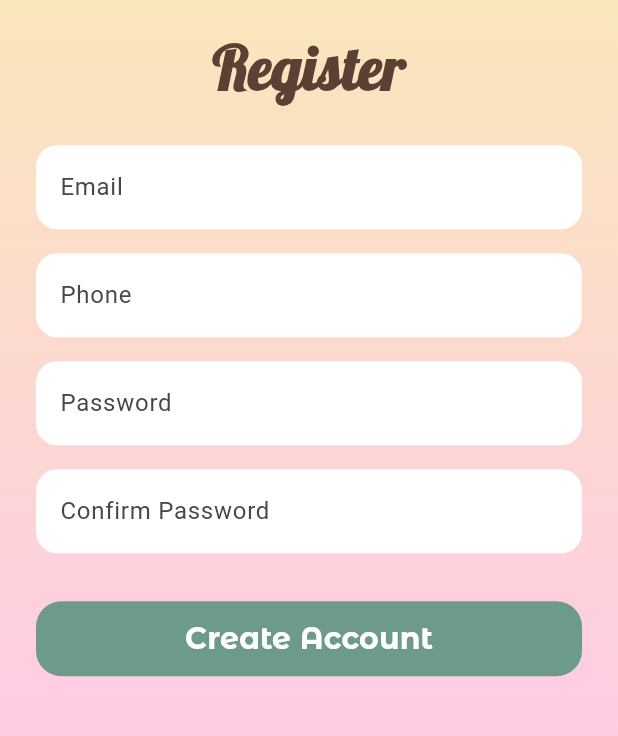
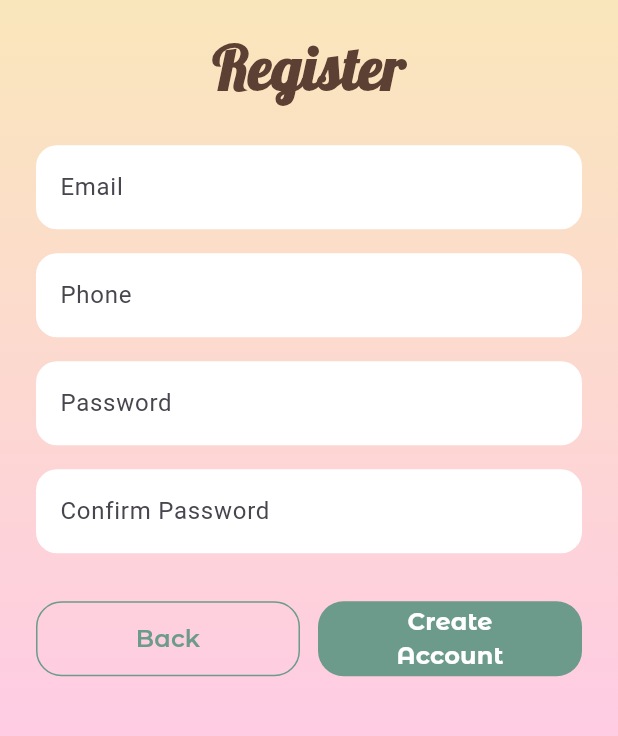
Before and after one commit to NIIIIIINO/Smart_Cat_Water_Bowl, a Flutter app: the RegisterPage screen opened by its route, on a phone screen of 412 x 824 dp, the part 430-1166 px from its top. Run offline on Flutter 3.47's test engine with Material 3 defaults, Android fonts, the phone set to English and light mode, and no system bars; our stand-ins replace cloud_firestore, firebase_auth, firebase_core, firebase_storage, image_picker; accounts and stored records are empty; project files that could hold a hidden picture were left out.

Commit message:
Update register_page.dart

```diff
--- a/smart_cat_water_bowl/lib/pages/register_page.dart
+++ b/smart_cat_water_bowl/lib/pages/register_page.dart
@@ -59,7 +59,7 @@ class _RegisterPageState extends State<RegisterPage> {
         });
       }
 
-      Navigator.pushReplacementNamed(context, '/home');
+      Navigator.pushReplacementNamed(context, '/');
     } on FirebaseAuthException catch (e) {
       ScaffoldMessenger.of(
         context,
@@ -82,12 +82,10 @@ class _RegisterPageState extends State<RegisterPage> {
                 mainAxisSize: MainAxisSize.min,
                 crossAxisAlignment: CrossAxisAlignment.center,
                 children: [
-                  // 🖼️ โลโก้ (อยู่บนคำว่า Register)
                   Image.asset('assets/images/logo.png', height: 200),
 
                   const SizedBox(height: 16),
 
-                  // ===== Title =====
                   const Text(
                     'Register',
                     style: TextStyle(
@@ -163,8 +161,44 @@ class _RegisterPageState extends State<RegisterPage> {
 
                   const SizedBox(height: 32),
 
-                  SizedBox(
-                    width: double.infinity,
+                  // 🔹 ปุ่ม Back + Create Account (50 / 50)
+                  Row(
+                    children: [
+                      // ===== Back =====
+                      Expanded(
+                        child: SizedBox(
+                          height: 50,
+                          child: OutlinedButton(
+                            onPressed: () {
+                              Navigator.pushReplacementNamed(
+                                context,
+                                '/welcome',
+                              );
+                            },
+                            style: OutlinedButton.styleFrom(
+                              side: const BorderSide(color: Color(0xFF6C9A8B)),
+                              shape: RoundedRectangleBorder(
+                                borderRadius: BorderRadius.circular(17),
+                              ),
+                            ),
+                            child: const Text(
+                              'Back',
+                              style: TextStyle(
+                                fontFamily: 'MontserratAlternates',
+                                fontSize: 16,
+                                fontWeight: FontWeight.w600,
+                                color: Color(0xFF6C9A8B),
+                              ),
+                            ),
+                          ),
+                        ),
+                      ),
+
+                      const SizedBox(width: 12),
+
+                      // ===== Create Account =====
+                      Expanded(
+                        child: SizedBox(
                           height: 50,
                           child: ElevatedButton(
                             onPressed: _isLoading ? null : _createAccount,
@@ -187,13 +221,17 @@ class _RegisterPageState extends State<RegisterPage> {
                                   )
                                 : const Text(
                                     'Create Account',
+                                    textAlign: TextAlign.center,
                                     style: TextStyle(
-                                fontSize: 20,
+                                      fontSize: 16,
                                       fontWeight: FontWeight.w700,
                                       fontFamily: 'MontserratAlternates',
                                     ),
                                   ),
                           ),
+                        ),
+                      ),
+                    ],
                   ),
                 ],
               ),
```
Lines whose indentation alone changed are shown as unchanged.
